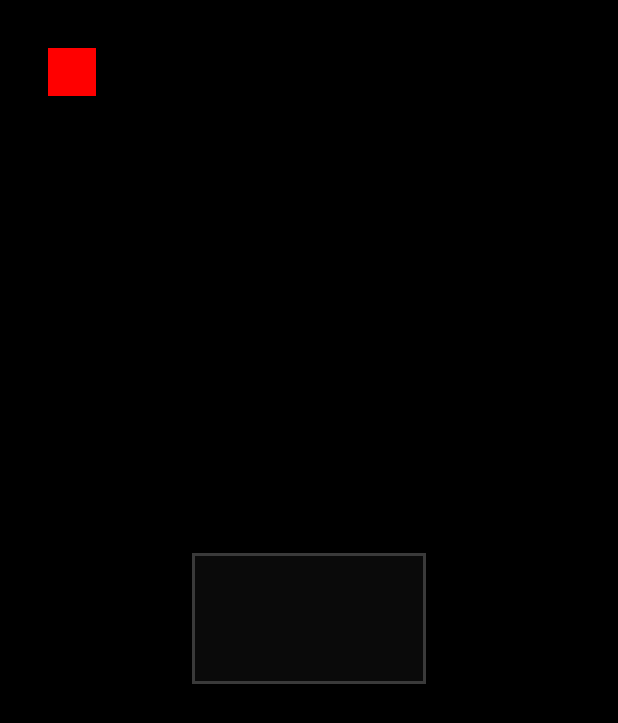
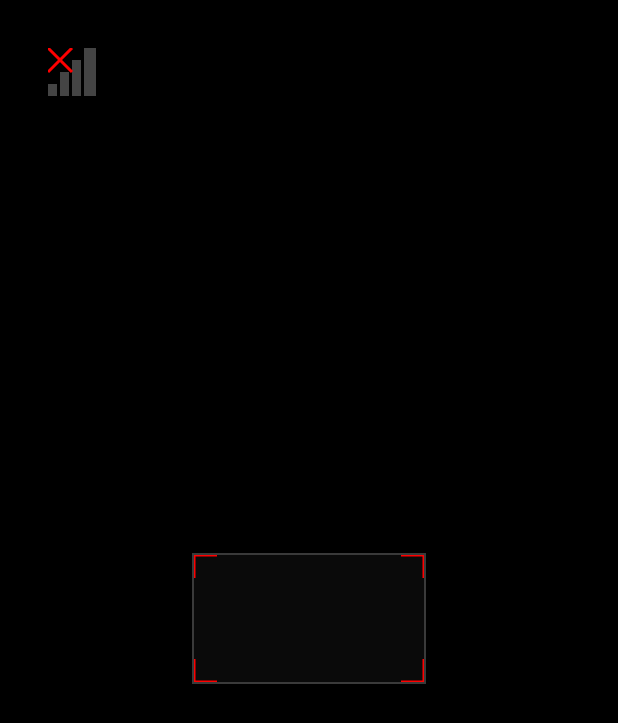
Before and after one commit to MythicPalette/AndroPen, an Android app built with Jetpack Compose: the screen it shows after launch (MainActivity), on a phone screen of 412 x 824 dp. Shown: the top 723 px of the screen. Run offline under Robolectric (Android 15) with nearby library versions, the phone set to English and light mode, and no system bars.

Commit message:
Refactoring input and logging

```diff
--- /dev/null
+++ b/AndroPenAndroid/app/src/main/java/com/mythicpalette/andropen/SignalButton.kt
@@ -0,0 +1,95 @@
+package com.mythicpalette.andropen
+
+import android.content.Context
+import android.graphics.Canvas
+import android.graphics.Color
+import android.graphics.Paint
+import android.graphics.Rect
+import android.util.AttributeSet
+import android.widget.Button
+
+/**
+ * TODO: document your custom view class.
+ */
+class SignalButton : Button {
+    private var barStep: Int = 0
+    private var barWidth: Int = 0
+    private var barHeight: Int = 0
+    var signalBars: Array<Rect?> = arrayOfNulls(4)
+
+    var connected: Boolean = false
+        set(value) {
+            field = value
+            invalidate();
+        }
+
+    private val connectedPaint = Paint().apply {
+        color = Color.WHITE  // Border color
+        style = Paint.Style.FILL
+    }
+    private val disconnectedPaint = Paint().apply {
+        color = Color.DKGRAY  // Border color
+        style = Paint.Style.FILL
+    }
+    private val redPaint = Paint().apply {
+        color = Color.RED
+        strokeWidth = 3f;
+        style = Paint.Style.STROKE
+    }
+
+    constructor(context: Context) : super(context) {
+        init(null, 0)
+    }
+
+    constructor(context: Context, attrs: AttributeSet) : super(context, attrs) {
+        init(attrs, 0)
+    }
+
+    constructor(context: Context, attrs: AttributeSet, defStyle: Int) : super(
+        context,
+        attrs,
+        defStyle
+    ) {
+        init(attrs, defStyle)
+    }
+
+    private fun init(attrs: AttributeSet?, defStyle: Int) {
+        // Load attributes
+        val a = context.obtainStyledAttributes(
+            attrs, R.styleable.SignalButton, defStyle, 0
+        )
+        a.recycle()
+        setBackgroundColor(Color.TRANSPARENT)
+    }
+
+    override fun onSizeChanged(w: Int, h: Int, oldw: Int, oldh: Int) {
+        super.onSizeChanged(w, h, oldw, oldh)
+        // Initialize the dimensions
+        this.barStep = (this.width * 0.25).toInt()
+        this.barWidth = (this.width * 0.2).toInt()
+        this.barHeight = (this.height * 0.25).toInt()
+
+        // Assign values to signalBars
+        signalBars[0] = Rect(0, barHeight * 3, barWidth, this.height)
+        signalBars[1] = Rect(barStep, barHeight * 2, barStep + barWidth, this.height)
+        signalBars[2] = Rect(barStep*2, barHeight, barStep*2 + barWidth, this.height)
+        signalBars[3] = Rect(barStep*3, 0, this.width, this.height)
+    }
+
+    override fun onDraw(canvas: Canvas) {
+        super.onDraw(canvas)
+
+        for ( bar in this.signalBars ) {
+            bar?.let {
+                canvas.drawRect(
+                    it,
+                    if (this.connected) connectedPaint else disconnectedPaint
+                )
+            }
+        }
+        if ( !this.connected ) {
+            canvas.drawLine(0f, 0f, barStep*2f, barStep*2f, redPaint)
+            canvas.drawLine(barStep*2f, 0f, 0f, barStep*2f, redPaint)
+        }
+    }
+}
--- /dev/null
+++ b/AndroPenAndroid/app/src/main/java/com/mythicpalette/andropen/TouchInputView.kt
@@ -0,0 +1,234 @@
+package com.mythicpalette.andropen
+
+import android.content.Context
+import android.content.Context.SENSOR_SERVICE
+import android.graphics.Canvas
+import android.graphics.Color
+import android.graphics.Paint
+import android.hardware.Sensor
+import android.hardware.SensorManager
+import android.util.AttributeSet
+import android.view.MotionEvent
+import android.view.View
+import android.widget.Button
+import androidx.core.content.ContextCompat.getSystemService
+import com.mythicpalette.andropen.data.EventType
+import com.mythicpalette.andropen.data.PointerInfo
+import com.mythicpalette.andropen.data.PointerType
+import com.mythicpalette.andropen.data.serialize
+import com.mythicpalette.andropen.helpers.SocketHandler
+import java.nio.ByteBuffer
+import java.nio.ByteOrder
+
+/**
+ * TODO: document your custom view class.
+ */
+class TouchInputView : Button {
+    private var penHovering: Boolean = false
+    private var penTouching: Boolean = false
+
+    var socketHandler: SocketHandler? = null
+
+
+    constructor(context: Context, attrs: AttributeSet) : super(context, attrs) {
+        init(attrs);
+    }
+    constructor(context: Context, attrs: AttributeSet, defStyle: Int) : super(
+        context,
+        attrs,
+        defStyle
+    ) {
+        init(attrs);
+    }
+
+    private fun init(attrs: AttributeSet) {
+        // Read custom attributes
+        context.theme.obtainStyledAttributes(
+            attrs,
+            R.styleable.TouchInputView,
+            0, 0
+        ).apply {
+            try {
+                val strokeWidth = getDimension(R.styleable.TouchInputView_strokeWidth, 4f)
+                val borderColor = getColor(R.styleable.TouchInputView_borderColor, Color.WHITE)
+
+                borderPaint.apply {
+                    color = borderColor
+                    this.strokeWidth = strokeWidth
+                    style = Paint.Style.STROKE
+                }
+            } finally {
+                recycle()
+            }
+        }
+    }
+
+    private val borderPaint = Paint().apply {
+        color = Color.WHITE  // Border color
+        strokeWidth = 4f    // Border thickness
+        style = Paint.Style.STROKE
+    }
+
+    private val path = android.graphics.Path()
+
+    override fun onDraw(canvas: Canvas) {
+        super.onDraw(canvas)
+
+        // Draw the border
+        val padding = borderPaint.strokeWidth / 2
+//        canvas.drawRect(
+//            padding,
+//            padding,
+//            width - padding,
+//            height - padding,
+//            borderPaint
+//        )
+        val lineLength = this.width*0.1f
+        val cornerX: Float = this.width.toFloat()
+        val cornerY: Float = this.height.toFloat()
+
+        // Top left corner
+        canvas.drawLine(0f, 0f, lineLength, 0f, borderPaint)
+        canvas.drawLine(0f, 0f, 0f, lineLength, borderPaint)
+
+        // Top right corner
+        canvas.drawLine(cornerX-lineLength, 0f, cornerX, 0f, borderPaint)
+        canvas.drawLine(cornerX, 0f, cornerX, lineLength, borderPaint)
+
+        // Bottom left corner
+        canvas.drawLine(0f, cornerY - lineLength, 0f, cornerY, borderPaint);
+        canvas.drawLine(0f, cornerY, lineLength, cornerY, borderPaint);
+
+        // Bottom right corner
+        canvas.drawLine(cornerX, cornerY - lineLength, cornerX, cornerY, borderPaint);
+        canvas.drawLine(cornerX - lineLength, cornerY, cornerX, cornerY, borderPaint);
+    }
+
+    override fun onTouchEvent(ev: MotionEvent): Boolean {
+        val infos: MutableList<PointerInfo> = mutableListOf()
+        val action = ev.actionMasked
+        val stamp = System.currentTimeMillis()
+        val viewWidth = this.width
+        val viewHeight = this.height
+
+        // Iterate over all pointers to handle pen input (pressure, movement, etc.)
+        for (i in 0 until ev.pointerCount) {
+            val pi = PointerInfo(
+                pointerId = ev.getPointerId(i),          // Pointer ID
+                x = ev.getX(i), y = ev.getY(i), // Coordinates
+                timeStamp = stamp,              // Timestamp
+                pressure = ev.getPressure(i),
+                tiltX = ev.getAxisValue(MotionEvent.AXIS_TILT, i),
+                tiltY = ev.getAxisValue(MotionEvent.AXIS_TILT, i),
+                viewWidth = viewWidth,          // View resolution
+                viewHeight = viewHeight
+            )
+
+            // Check if the input device is a pen or a finger
+            when (ev.getToolType(i)) {
+                MotionEvent.TOOL_TYPE_STYLUS -> {
+                    when (action) {
+                        MotionEvent.ACTION_DOWN -> {
+                            pi.eventType = EventType.DOWN     // Event Type
+                            penTouching = true
+                        }
+                        MotionEvent.ACTION_UP -> {
+                            pi.eventType = EventType.UP
+                            penTouching = false
+                        }
+                        MotionEvent.ACTION_POINTER_UP -> {
+                            pi.eventType = EventType.POINTER_UP
+                            penTouching = false
+                        }
+                    }
+                }
+
+                MotionEvent.TOOL_TYPE_FINGER -> {
+                    // If the pen is in use, disable touching.
+                    if ( penHovering || penTouching ) continue
+
+                    pi.pointerType = PointerType.TOUCH;
+
+                    // Finger touch detected (tap or gesture)
+                    when (action) {
+                        MotionEvent.ACTION_DOWN -> pi.eventType = EventType.DOWN
+                        MotionEvent.ACTION_POINTER_DOWN -> pi.eventType = EventType.POINTER_DOWN
+                        MotionEvent.ACTION_UP -> pi.eventType = EventType.UP
+                        MotionEvent.ACTION_POINTER_UP -> pi.eventType = EventType.POINTER_UP
+                    }
+                }
+
+                else -> {}
+            }
+            infos.add(pi)
+        }
+
+        // Create the byte buffer.
+        val buffer =
+            ByteBuffer.allocate(4 + (68 * infos.size)).order(ByteOrder.LITTLE_ENDIAN)
+
+        // Serialize the number of touch events to send.
+        buffer.putInt(infos.size)
+
+        // Serialize the touch data.
+        for (pi in infos)
+            buffer.put(pi.serialize())
+
+        // Send the data.
+        socketHandler?.send(buffer.array())
+        return true
+        //
+        //
+        //
+//        when (event.action) {
+//            MotionEvent.ACTION_DOWN -> {
+//                path.moveTo(event.x, event.y)
+//                return true
+//            }
+//            MotionEvent.ACTION_MOVE -> {
+//                path.lineTo(event.x, event.y)
+//                invalidate() // Redraw the view
+//            }
+//        }
+//        return super.onTouchEvent(event)
+    }
+
+    override fun onHoverEvent(ev: MotionEvent): Boolean {
+
+        // Send the pointer count.
+        val buffer = ByteBuffer.allocate(4 + (68*ev.pointerCount)).order(ByteOrder.LITTLE_ENDIAN)
+        buffer.putInt(ev.pointerCount)
+
+        val pi = PointerInfo(
+            pointerId = ev.getPointerId(0),
+            eventType = EventType.HOVER_ENTER,
+            x = ev.getX(0),
+            y = ev.getY(0),
+            pressure = 0f,
+            pointerType = PointerType.PEN,
+            tiltX = ev.getAxisValue(MotionEvent.AXIS_TILT, 0),
+            tiltY = ev.getAxisValue(MotionEvent.AXIS_TILT, 0),
+            timeStamp = System.currentTimeMillis(),
+            viewWidth = this.width,
+            viewHeight = this.height
+        );
+
+        when (ev.action) {
+            MotionEvent.ACTION_HOVER_ENTER -> penHovering = true;
+            MotionEvent.ACTION_HOVER_MOVE -> pi.eventType = EventType.HOVER_MOVE
+            MotionEvent.ACTION_HOVER_EXIT -> {
+                penHovering = false
+                pi.eventType = EventType.HOVER_EXIT
+            }
+        }
+        buffer.put(pi.serialize())
+
+        socketHandler?.send(buffer.array())
+        return true
+    }
+
+    fun clearCanvas() {
+        path.reset()
+        invalidate() // Redraw the view
+    }
+}
--- a/AndroPenAndroid/app/src/main/java/com/mythicpalette/andropen/data/PointerInfo.kt
+++ b/AndroPenAndroid/app/src/main/java/com/mythicpalette/andropen/data/PointerInfo.kt
@@ -5,14 +5,14 @@ import java.nio.ByteOrder
 
 data class PointerInfo(
     var pointerId: Int, // Unique pointer identifier (e.g., a finger or stylus)
-    var eventType: EventType, // Event type (DOWN, MOVE, UP, HOVER_ENTER, HOVER_MOVE, HOVER_EXIT)
+    var eventType: EventType = EventType.MOVE, // Event type (DOWN, MOVE, UP, HOVER_ENTER, HOVER_MOVE, HOVER_EXIT)
     var x: Float, // X coordinate of the pointer
     var y: Float, // Y coordinate of the pointer
-    var pressure: Float, // Pressure applied (0.0 - 1.0)
+    var pressure: Float = 0f, // Pressure applied (0.0 - 1.0)
     var tiltX: Float = 0f, // Tilt in X direction for pen input
     var tiltY: Float = 0f, // Tilt in Y direction for pen input
     var timeStamp: Long, // Time of the event (milliseconds)
-    var pointerType: PointerType, // Type of pointer: PEN, TOUCH, etc.
+    var pointerType: PointerType = PointerType.PEN, // Type of pointer: PEN, TOUCH, etc.
     var velocityX: Float = 0f, // Velocity of movement along the X axis
     var velocityY: Float = 0f,  // Velocity of movement along the Y axis
     var viewWidth: Int = 0,
--- a/AndroPenAndroid/app/src/main/java/com/mythicpalette/andropen/helpers/SocketHandler.kt
+++ b/AndroPenAndroid/app/src/main/java/com/mythicpalette/andropen/helpers/SocketHandler.kt
@@ -26,8 +26,6 @@ class SocketHandler(private var host: String, private var port: Int) {
     private var socket: Socket? = null
     private var inputStream: InputStream? = null
     private var outputStream: OutputStream? = null
-
-    private var PACKET_SIGNATURE = intArrayOf(25613, 16513, 13461, 13414);
 
     // EVENT HANDLING
     private val listeners = mutableListOf<SocketStateListener>();
@@ -99,14 +97,6 @@ class SocketHandler(private var host: String, private var port: Int) {
 
         CoroutineScope(Dispatchers.IO).launch {
             try {
-                // Add the packet signature to the buffer.
-//                val buffer = ByteBuffer.allocate(bytes.size + 16).order(ByteOrder.LITTLE_ENDIAN)
-//                buffer.putInt(PACKET_SIGNATURE[0])
-//                buffer.putInt(PACKET_SIGNATURE[1])
-//                buffer.putInt(PACKET_SIGNATURE[2])
-//                buffer.putInt(PACKET_SIGNATURE[3])
-//                buffer.put(bytes)
-
                 outputStream?.write(bytes);
                 outputStream?.flush();
             } catch (e: IOException) {
--- a/AndroPenAndroid/app/src/main/res/layout/activity_main.xml
+++ b/AndroPenAndroid/app/src/main/res/layout/activity_main.xml
@@ -7,11 +7,10 @@
 
     <!-- GestureScreen view (e.g., a custom view or a placeholder for your screen) -->
     <!-- Adding a light gray border around the FrameLayout -->
-    <ImageButton
+    <com.mythicpalette.andropen.SignalButton
         android:id="@+id/reconnect_button"
         android:layout_width="32dp"
         android:layout_height="32dp"
-        android:background="@color/red"
         android:contentDescription="@string/connection"
         app:layout_constraintTop_toTopOf="parent"
         app:layout_constraintStart_toStartOf="parent"
@@ -27,12 +26,14 @@
         app:layout_constraintBottom_toBottomOf="parent"
         app:layout_constraintStart_toStartOf="parent"
         app:layout_constraintEnd_toEndOf="parent"
-        android:padding="2dp"
+        android:padding="1dp"
         android:layout_margin="128dp">
-        <View
+        <com.mythicpalette.andropen.TouchInputView
             android:id="@+id/drawArea"
             android:layout_width="match_parent"
             android:layout_height="match_parent"
-            android:background="@color/primary_dark"/>
+            android:background="@color/primary_dark"
+            app:borderColor="@color/red"
+            app:strokeWidth="2dp"/>
     </FrameLayout>
 </androidx.constraintlayout.widget.ConstraintLayout>
--- /dev/null
+++ b/AndroPenAndroid/app/src/main/res/values-night/styles.xml
@@ -0,0 +1,6 @@
+<resources>
+
+    <style name="Widget.Theme.AndPen.MyView" parent="">
+        <item name="android:background">@color/gray_600</item>
+    </style>
+</resources>
--- /dev/null
+++ b/AndroPenAndroid/app/src/main/res/values/attrs_touch_input_view.xml
@@ -0,0 +1,6 @@
+<resources>
+    <declare-styleable name="TouchInputView">
+        <attr name="strokeWidth" format="dimension" />
+        <attr name="borderColor" format="color" />
+    </declare-styleable>
+</resources>
--- a/AndroPenAndroid/app/src/main/res/values/colors.xml
+++ b/AndroPenAndroid/app/src/main/res/values/colors.xml
@@ -8,4 +8,8 @@
 
     <color name="primary_dark">#FF0A0A0A</color>
     <color name="border">#FF3A3A3A</color>
+    <color name="light_blue_400">#FF29B6F6</color>
+    <color name="light_blue_600">#FF039BE5</color>
+    <color name="gray_400">#FFBDBDBD</color>
+    <color name="gray_600">#FF757575</color>
 </resources>
--- /dev/null
+++ b/AndroPenAndroid/app/src/main/res/values/styles.xml
@@ -0,0 +1,6 @@
+<resources>
+
+    <style name="Widget.Theme.AndPen.MyView" parent="">
+        <item name="android:background">@color/gray_400</item>
+    </style>
+</resources>
```
Also changed, not shown: AndroPenAndroid/app/src/main/java/com/mythicpalette/andropen/MainActivity.kt (+4 -136 lines), AndroPenAndroid/app/src/main/res/layout/signal_button.xml (added, +11 -0 lines), AndroPenAndroid/app/src/main/res/layout/touch_input_view.xml (added, +10 -0 lines), AndroPenAndroid/app/src/main/res/values/attrs_signal_button.xml (added, +8 -0 lines), 6 other files.
